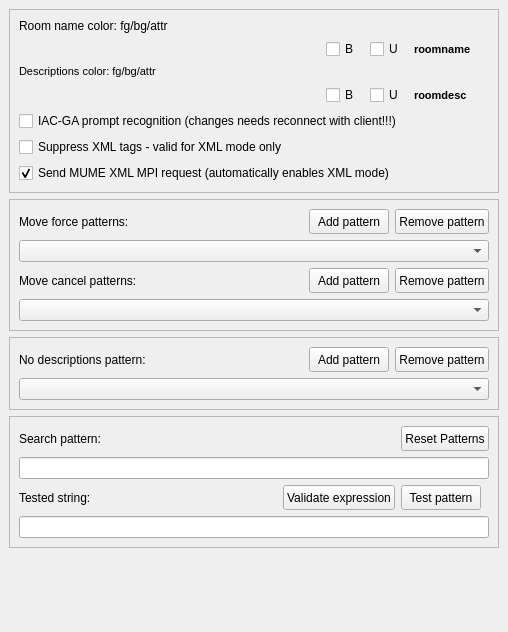
MUME/MMapper, file src/preferences/parserpage.ui: the form before one commit.
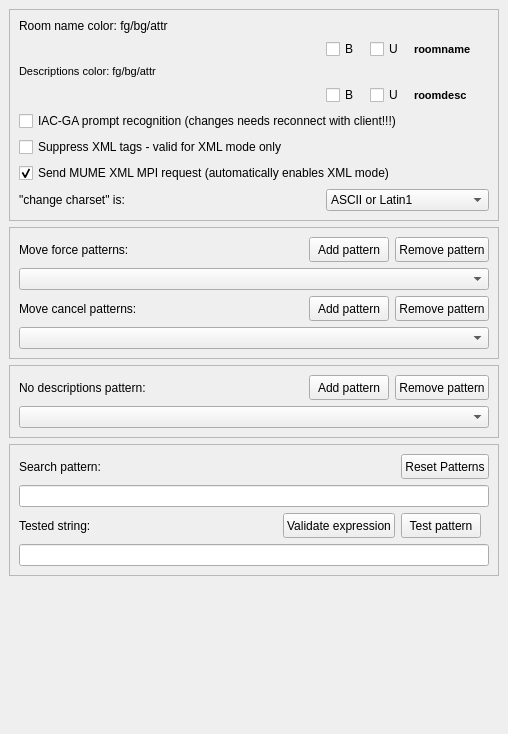
The form after the commit. Custom widgets are drawn as their Qt base class.

Commit message:
add an option for UTF-8 vs. Latin1 MUD input
The code assumed UTF-8 in XML mode (unbeknownst to the author, I think),
and Latin1 in non-XML. Mismatched settings caused NUL bytes in updated
descs and titles, unless the MUME output was ASCII (then both worked).

This adds a user-settable option to match the output of MUME.

```diff
--- a/src/preferences/parserpage.ui
+++ b/src/preferences/parserpage.ui
@@ -7,7 +7,7 @@
     <x>0</x>
     <y>0</y>
     <width>508</width>
-    <height>632</height>
+    <height>734</height>
    </rect>
   </property>
   <property name="sizePolicy">
@@ -235,6 +235,27 @@
         </property>
        </widget>
       </item>
+      <item row="7" column="2" colspan="3">
+       <widget class="QComboBox" name="charset">
+        <item>
+         <property name="text">
+          <string notr="true">ASCII or Latin1</string>
+         </property>
+        </item>
+        <item>
+         <property name="text">
+          <string notr="true">UTF-8</string>
+         </property>
+        </item>
+       </widget>
+      </item>
+      <item row="7" column="0" colspan="2">
+       <widget class="QLabel" name="label">
+        <property name="text">
+         <string>&quot;change charset&quot; is:</string>
+        </property>
+       </widget>
+      </item>
      </layout>
     </widget>
    </item>
```
Left out of the diff: 55 changed lines with no effect on the pictures. The commit also changes 7 other files.
